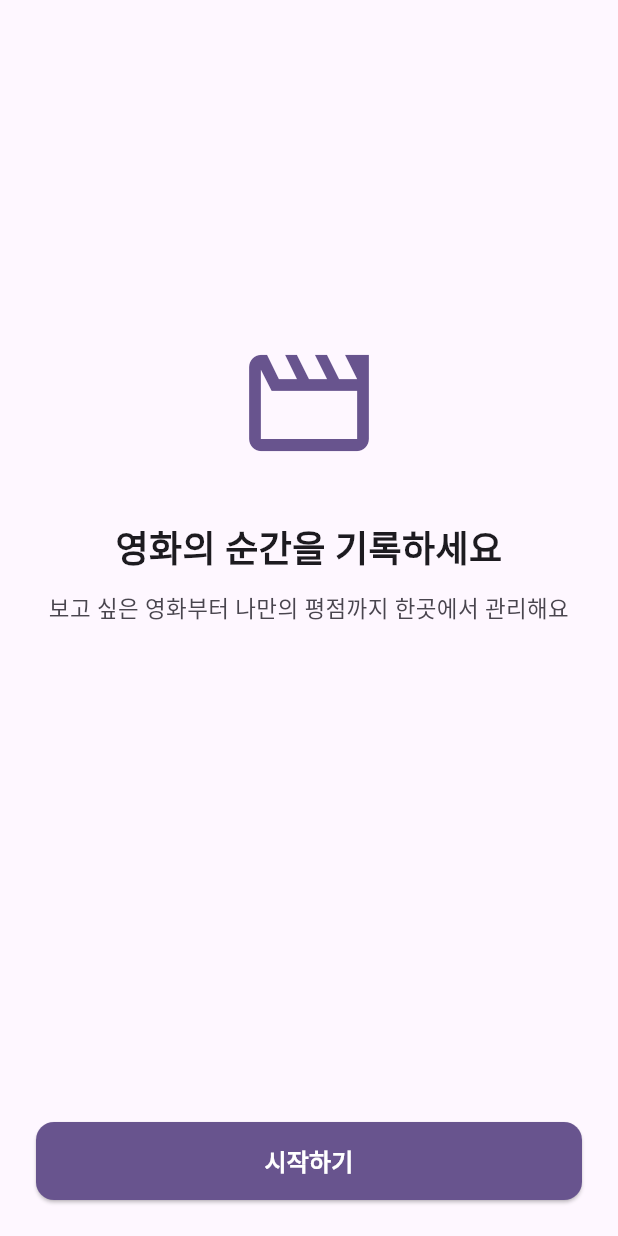
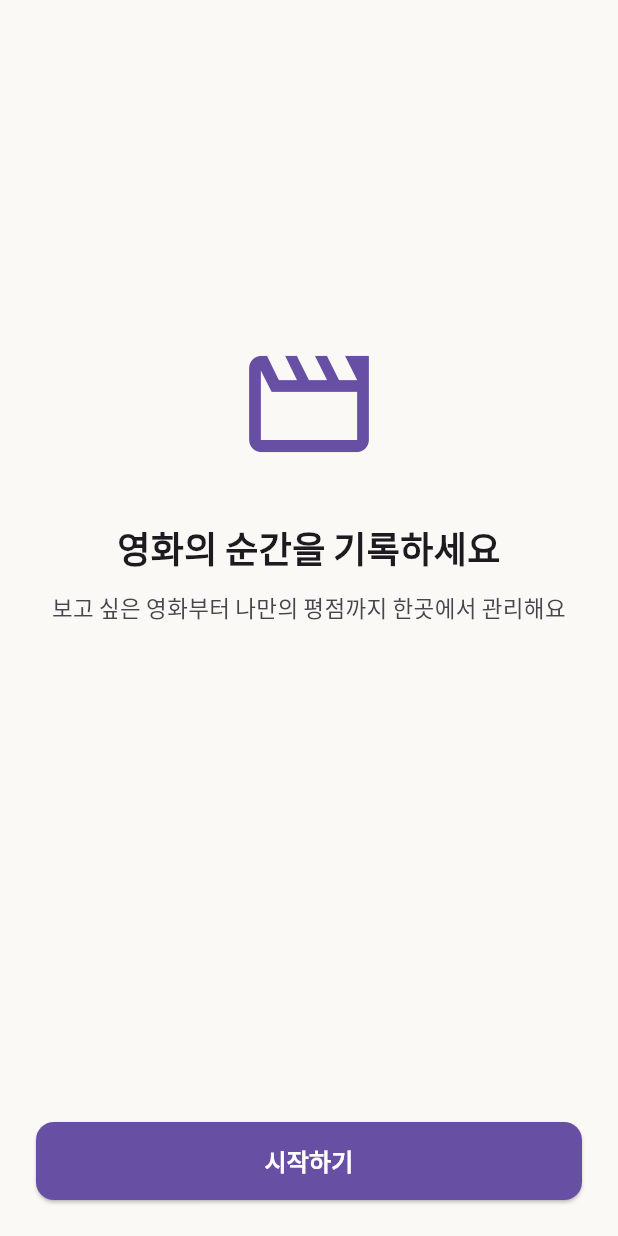
Before and after one commit to seoktae-lee/movielog, a Flutter app: the screen it shows after launch, on a phone screen of 412 x 824 dp. Run offline on Flutter 3.47's test engine with Material 3 defaults, Android fonts, the phone set to English and light mode, and no system bars.

Commit message:
feat: AppColors, AppTextStyles, AppTheme를 정의하고 MaterialApp에 적용한다

```diff
--- a/lib/movie_log_app.dart
+++ b/lib/movie_log_app.dart
@@ -1,6 +1,7 @@
 import 'package:flutter/material.dart';
 
 import 'start_screen.dart';
+import 'theme/app_theme.dart';
 
 /// 앱 전체 설정을 담당하는 최상위 Widget.
 class MovieLogApp extends StatelessWidget {
@@ -11,10 +12,7 @@ class MovieLogApp extends StatelessWidget {
     return MaterialApp(
       debugShowCheckedModeBanner: false,
       title: 'MovieLog',
-      theme: ThemeData(
-        useMaterial3: true,
-        colorScheme: ColorScheme.fromSeed(seedColor: Colors.deepPurple),
-      ),
+      theme: AppTheme.light,
       home: const StartScreen(),
     );
   }
--- /dev/null
+++ b/lib/theme/app_colors.dart
@@ -0,0 +1,11 @@
+import 'package:flutter/material.dart';
+
+abstract final class AppColors {
+  static const violet = Color(0xFF6750A4);
+
+  static const warmWhite = Color(0xFFFAF9F5);
+  static const white = Color(0xFFFFFFFF);
+
+  static const black = Color(0xFF1C1B1F);
+  static const gray = Color(0xFF79747E);
+}
--- /dev/null
+++ b/lib/theme/app_theme.dart
@@ -0,0 +1,33 @@
+import 'package:flutter/material.dart';
+import 'package:flutter/services.dart';
+
+import 'app_colors.dart';
+
+abstract final class AppTheme {
+  static final ThemeData light = ThemeData(
+    useMaterial3: true,
+    fontFamily: 'Manrope',
+    colorScheme: ColorScheme.fromSeed(
+      seedColor: AppColors.violet,
+      primary: AppColors.violet,
+      surface: AppColors.warmWhite,
+    ),
+    scaffoldBackgroundColor: AppColors.warmWhite,
+    appBarTheme: const AppBarTheme(
+      backgroundColor: AppColors.warmWhite,
+      foregroundColor: AppColors.black,
+      centerTitle: true,
+      elevation: 0,
+      scrolledUnderElevation: 0,
+      shadowColor: Colors.transparent,
+      surfaceTintColor: Colors.transparent,
+      systemOverlayStyle: SystemUiOverlayStyle(
+        statusBarColor: Colors.transparent,
+        statusBarIconBrightness: Brightness.dark,
+        statusBarBrightness: Brightness.light,
+        systemNavigationBarColor: AppColors.warmWhite,
+        systemNavigationBarIconBrightness: Brightness.dark,
+      ),
+    ),
+  );
+}
```
Also changed, not shown: lib/theme/app_text_styles.dart (added, +30 -0 lines).
